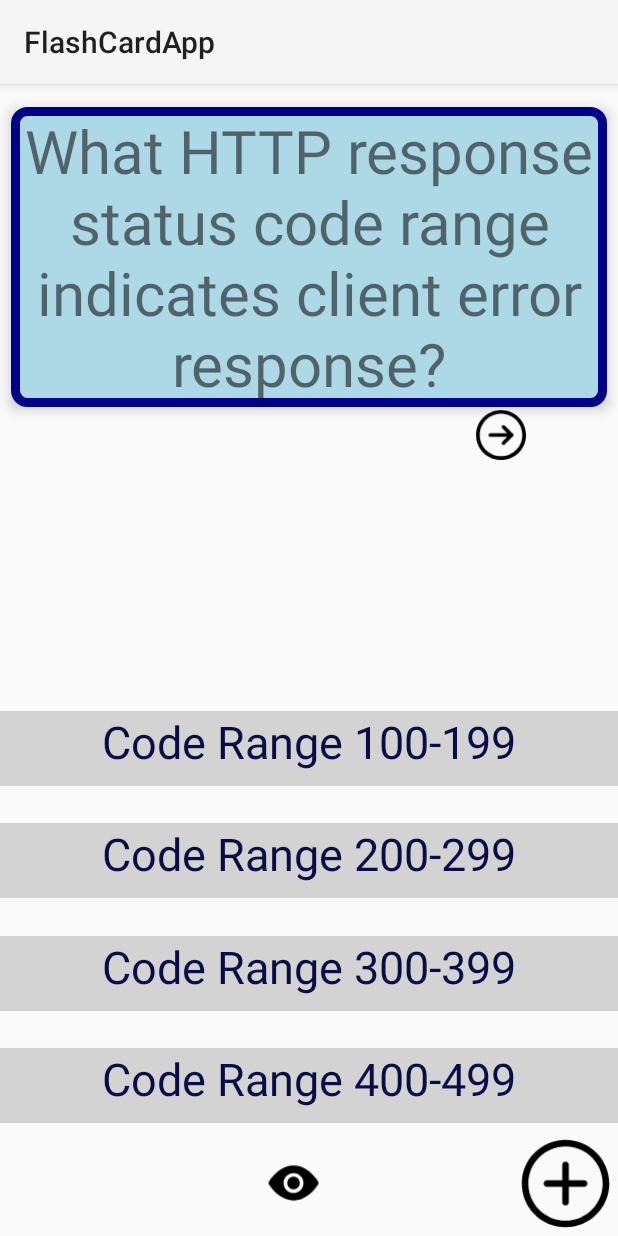
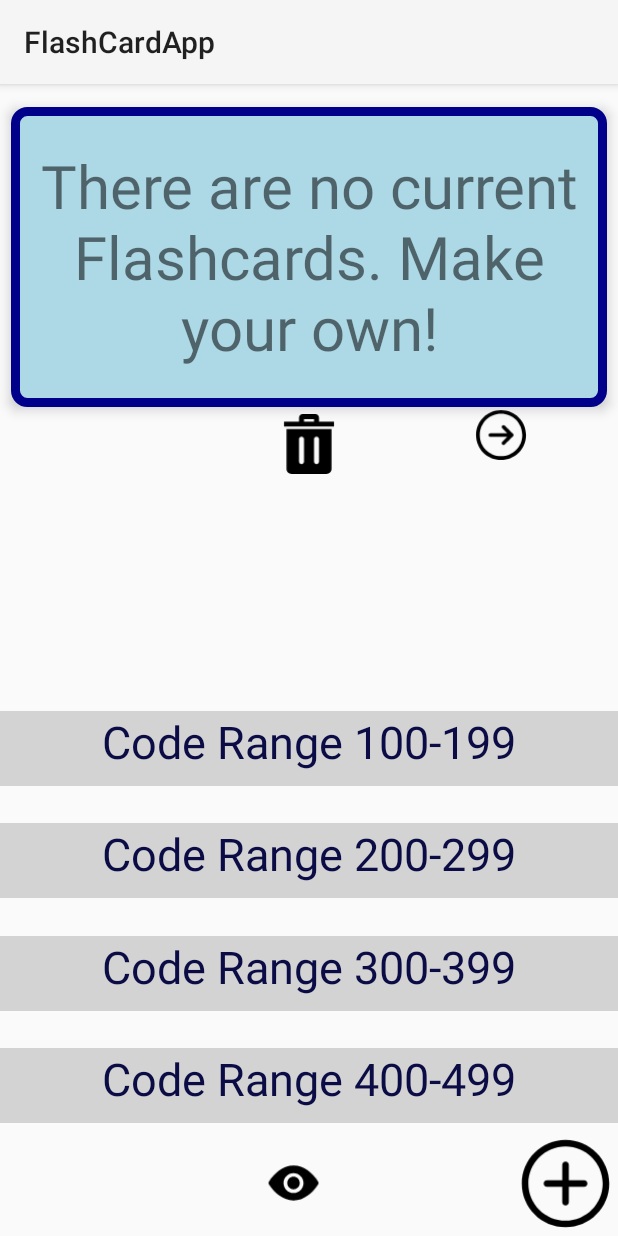
Before and after one commit to JavierCunat/flashcardApp, an Android app: the screen it shows after launch (MainActivity), on a phone screen of 412 x 824 dp. Run offline under Robolectric (Android 15) with nearby library versions, the phone set to English and light mode, and no system bars; 3 statements that could not run were skipped.

Commit message:
Lab III Optional Task I Completed

```diff
--- /dev/null
+++ b/app/src/main/res/drawable/trashcanbutton_foreground.xml
@@ -0,0 +1,13 @@
+<vector xmlns:android="http://schemas.android.com/apk/res/android"
+    android:width="108dp"
+    android:height="108dp"
+    android:viewportWidth="108"
+    android:viewportHeight="108">
+  <group android:scaleX="4.5"
+      android:scaleY="4.5">
+    <path
+        android:fillColor="#FF000000"
+        android:pathData="M19,24h-14c-1.104,0 -2,-0.896 -2,-2v-16h18v16c0,1.104 -0.896,2 -2,2m-9,-14c0,-0.552 -0.448,-1 -1,-1s-1,0.448 -1,1v9c0,0.552 0.448,1 1,1s1,-0.448 1,-1v-9zM16,10c0,-0.552 -0.448,-1 -1,-1s-1,0.448 -1,1v9c0,0.552 0.448,1 1,1s1,-0.448 1,-1v-9zM22,5h-20v-2h6v-1.5c0,-0.827 0.673,-1.5 1.5,-1.5h5c0.825,0 1.5,0.671 1.5,1.5v1.5h6v2zM10,3h4v-1h-4v1z"
+        android:fillType="evenOdd"/>
+  </group>
+</vector>
--- a/app/src/main/res/layout/activity_main.xml
+++ b/app/src/main/res/layout/activity_main.xml
@@ -12,7 +12,7 @@
         android:id="@+id/flashcard_question"
         android:layout_width="match_parent"
         android:layout_height="200dp"
-        android:text="What HTTP response status code range indicates client error response?"
+        android:text="There are no current Flashcards. Make your own!"
         android:textSize="40sp"
         android:gravity="center"
         android:background="@drawable/flashcard_background"
@@ -27,7 +27,7 @@
         android:layout_width="match_parent"
         android:layout_height="200dp"
         android:gravity="center"
-        android:text="Code Range 400-499"
+        android:text="There are no current Flashcard Answers"
         android:textSize="40sp"
         android:visibility="invisible"
         android:background="#FFFF00"
@@ -114,6 +114,15 @@
         android:layout_marginTop="214dp"
         />
 
+    <ImageView
+        android:id="@+id/trashcanButton"
+        android:layout_width="40dp"
+        android:layout_height="40dp"
+        app:srcCompat="@drawable/trashcanbutton_foreground"
+        android:layout_marginTop="220dp"
+        android:layout_marginLeft="186dp"
+    />
+
 
 
 
--- /dev/null
+++ b/app/src/main/res/mipmap-anydpi-v26/trashcanButton.xml
@@ -0,0 +1,5 @@
+<?xml version="1.0" encoding="utf-8"?>
+<adaptive-icon xmlns:android="http://schemas.android.com/apk/res/android">
+    <background android:drawable="@drawable/trashcanbutton_background"/>
+    <foreground android:drawable="@drawable/trashcanbutton_foreground"/>
+</adaptive-icon>
--- /dev/null
+++ b/app/src/main/res/mipmap-anydpi-v26/trashcanButton_round.xml
@@ -0,0 +1,5 @@
+<?xml version="1.0" encoding="utf-8"?>
+<adaptive-icon xmlns:android="http://schemas.android.com/apk/res/android">
+    <background android:drawable="@drawable/trashcanbutton_background"/>
+    <foreground android:drawable="@drawable/trashcanbutton_foreground"/>
+</adaptive-icon>
```
Also changed, not shown: app/src/main/java/com/example/flashcardapp/MainActivity.kt (+13 -1 lines), app/src/main/res/drawable/trashcanbutton_background.xml (added, +74 -0 lines), app/src/main/res/mipmap-hdpi/trashcanButton.png (added), app/src/main/res/mipmap-hdpi/trashcanButton_round.png (added), app/src/main/res/mipmap-mdpi/trashcanButton.png (added), app/src/main/res/mipmap-mdpi/trashcanButton_round.png (added), app/src/main/res/mipmap-xhdpi/trashcanButton.png (added), app/src/main/res/mipmap-xhdpi/trashcanButton_round.png (added), app/src/main/res/mipmap-xxhdpi/trashcanButton.png (added), app/src/main/res/mipmap-xxhdpi/trashcanButton_round.png (added), app/src/main/res/mipmap-xxxhdpi/trashcanButton.png (added), app/src/main/res/mipmap-xxxhdpi/trashcanButton_round.png (added), app/src/main/trashcanButton-playstore.png (added).
